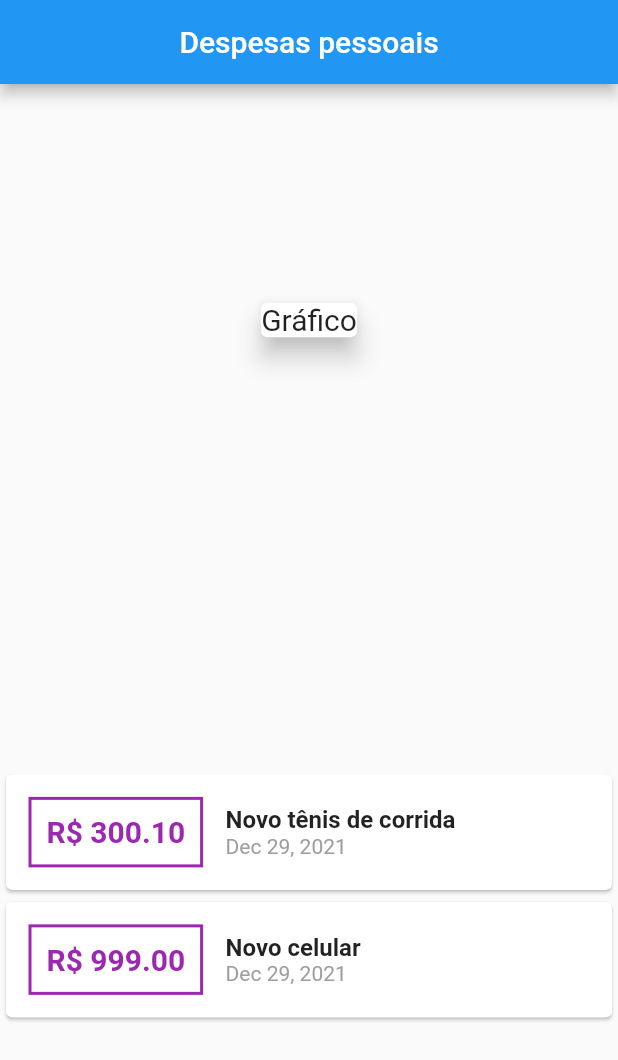
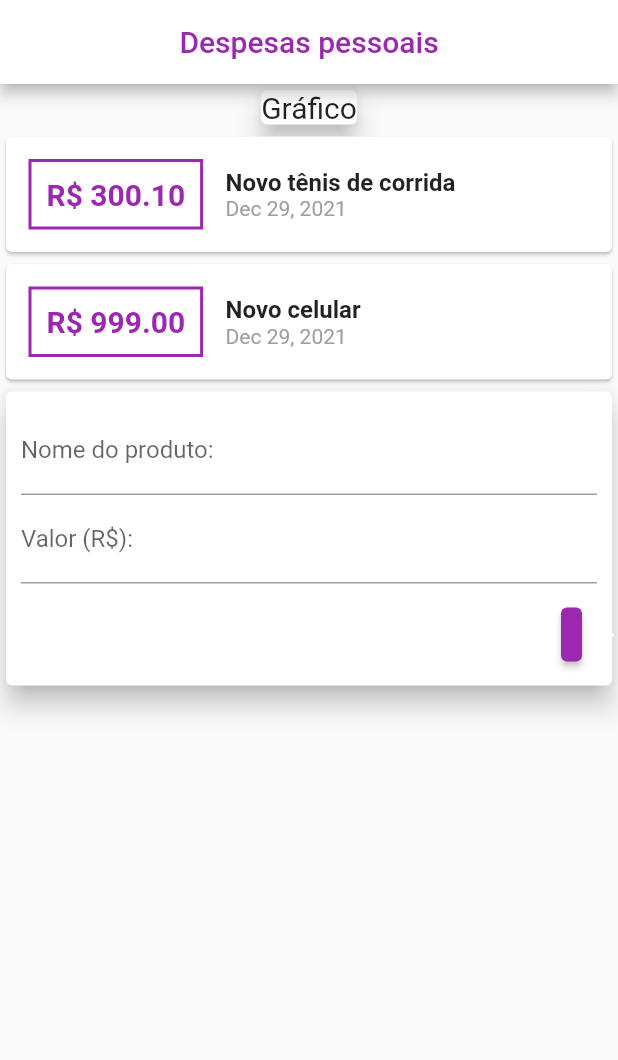
Before and after one commit to e-medeiros1/controle_de_despesas, a Flutter app: the screen it shows after launch, on a phone screen of 412 x 824 dp. Shown: the top 1060 px of the screen. Run offline on Flutter 3.47's test engine with Material 2 defaults, Android fonts, the phone set to English and light mode, and no system bars.

Commit message:
Form para inserção de novas transações

```diff
--- a/lib/despesas.dart
+++ b/lib/despesas.dart
@@ -1,7 +1,8 @@
 // ignore_for_file: prefer_const_constructors, prefer_const_literals_to_create_immutables
 
 import 'package:flutter/material.dart';
-import 'package:intl/intl.dart';
+import 'package:minhas_despesas/components/transaction_list.dart';
+
 import 'package:minhas_despesas/models/transaction.dart';
 
 class Despesas extends StatefulWidget {
@@ -12,6 +13,9 @@ class Despesas extends StatefulWidget {
 }
 
 class _DespesasState extends State<Despesas> {
+  final titleController = TextEditingController();
+  final valueController = TextEditingController();
+  //Alimntando a classe Transaction
   final _transaction = [
     Transaction(
       id: 't1',
@@ -31,10 +35,11 @@ class _DespesasState extends State<Despesas> {
   Widget build(BuildContext context) {
     return Scaffold(
         appBar: AppBar(
+          backgroundColor: Colors.white,
+          foregroundColor: Colors.purple,
           title: Center(child: Text('Despesas pessoais')),
         ),
         body: Column(
-          mainAxisAlignment: MainAxisAlignment.spaceAround,
           crossAxisAlignment: CrossAxisAlignment.stretch,
           children: [
             SizedBox(
@@ -48,54 +53,39 @@ class _DespesasState extends State<Despesas> {
                 ),
               ),
             ),
-            //Criando objetos visuais através do map
-            Column(
-              children: [
-                ..._transaction.map((tr) {
-                  return Card(
-                    child: Row(
-                      children: [
-                        Container(
-                          margin: EdgeInsets.symmetric(
-                            vertical: 15,
-                            horizontal: 15,
-                          ),
-                          padding: EdgeInsets.all(10),
-                          decoration: BoxDecoration(
-                            border: Border.all(
-                              width: 2,
-                              color: Colors.purple,
-                            ),
-                          ),
-                          //Valor da compra
-                          child: Text(
-                            'R\$ ${tr.value.toStringAsFixed(2)}',
-                            style: TextStyle(
-                                fontSize: 20,
-                                fontWeight: FontWeight.bold,
-                                color: Colors.purple),
-                          ),
-                        ),
-                        Column(
-                          crossAxisAlignment: CrossAxisAlignment.start,
-                          children: [
-                            //Título da compra
-                            Text(
-                              tr.title,
-                              style: TextStyle(
-                                  fontSize: 16, fontWeight: FontWeight.bold),
-                            ),
-                            //Data da compra
-                            Text(DateFormat('MMM d, y').format(tr.date),
-                                style: TextStyle(color: Colors.grey)),
-                          ],
-                        )
-                      ],
+            //Chamando a classe e passando o parâmetro nomeado
+            TransactionList(transactions: _transaction),
+            Card(
+              elevation: 7,
+              child: Padding(
+                padding: const EdgeInsets.all(10),
+                child: Column(
+                  children: [
+                    TextField(
+                      controller: titleController,
+                      decoration:
+                          InputDecoration(labelText: 'Nome do produto:'),
                     ),
-                  );
-                }).toList(),
-              ],
-            )
+                    TextField(
+                      controller: valueController,
+                      decoration: InputDecoration(labelText: 'Valor (R\$):'),
+                    ),
+                    Container(
+                      margin: EdgeInsets.fromLTRB(360, 10, 10, 0),
+                      child: ElevatedButton(
+                          style: ButtonStyle(
+                              backgroundColor:
+                                  MaterialStateProperty.all(Colors.purple)),
+                          onPressed: () {
+                            print(titleController.text);
+                            print(valueController.text);
+                          },
+                          child: Icon(Icons.add)),
+                    ),
+                  ],
+                ),
+              ),
+            ),
           ],
         ));
   }
```
